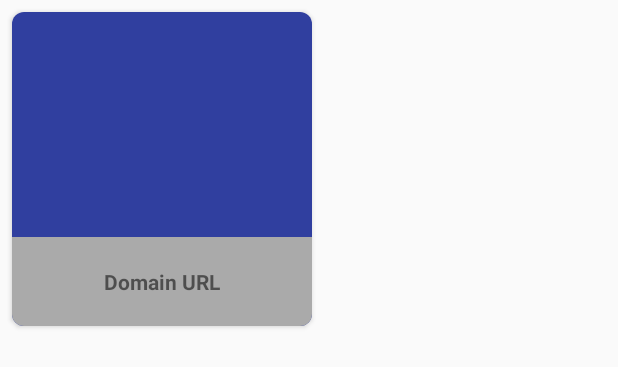
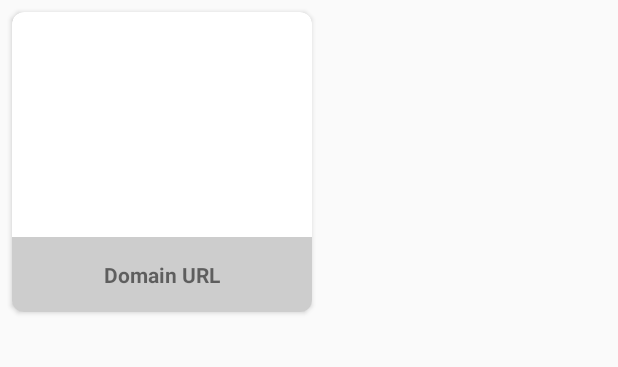
Before and after one commit to Karan0910/LaterPosts, an Android app: the layout item_photo.xml on its own in the app's theme, with its tools: preview values and no code run, on a phone screen of 412 x 824 dp. Shown: the top 367 px of the screen. Run offline under Robolectric (Android 15) with nearby library versions, the phone set to English and light mode, and no system bars; network calls fail.

Commit message:
Post item UI improvements

```diff
--- a/app/src/main/java/later/com/linkinbio/ui/adapter/PhotosAdapter.kt
+++ b/app/src/main/java/later/com/linkinbio/ui/adapter/PhotosAdapter.kt
@@ -37,9 +37,9 @@ class PhotosAdapter(private val onItemClickListener: onItemClickListener) :
                 .into(holder.itemPhotoBinding.imageViewPhoto)
 
         if (post.isViewed)
-            holder.itemPhotoBinding.textDomainUrl.setBackgroundResource(R.color.colorAccent)
+            holder.itemPhotoBinding.textDomainUrl.setBackgroundResource(R.color.whiteSmoke)
         else
-            holder.itemPhotoBinding.textDomainUrl.setBackgroundResource(R.color.cardview_dark_background)
+            holder.itemPhotoBinding.textDomainUrl.setBackgroundResource(R.color.colorGray)
 
 
         holder.itemPhotoBinding.textDomainUrl.text= post.link_url?.toUri()?.authority ?: ""
--- a/app/src/main/res/layout/item_photo.xml
+++ b/app/src/main/res/layout/item_photo.xml
@@ -24,7 +24,6 @@
             android:id="@+id/post_linear_layout"
             android:layout_width="wrap_content"
             android:layout_height="wrap_content"
-            android:background="@color/colorPrimaryDark"
             android:orientation="vertical">
 
             <ImageView
@@ -39,10 +38,10 @@
                 android:layout_height="match_parent"
                 android:text="@string/domain_url"
                 android:gravity="center"
-                android:paddingTop="20dp"
-                android:paddingBottom="20dp"
+                android:paddingTop="15dp"
+                android:paddingBottom="15dp"
                 android:textStyle="bold"
-                android:background="@android:color/darker_gray"
+                android:background="@color/colorGray"
                 />
 
 
--- a/app/src/main/res/values/colors.xml
+++ b/app/src/main/res/values/colors.xml
@@ -1,6 +1,8 @@
 <?xml version="1.0" encoding="utf-8"?>
 <resources>
-    <color name="colorPrimary">#3F51B5</color>
+    <color name="colorPrimary">#FFFFFF</color>
     <color name="colorPrimaryDark">#303F9F</color>
     <color name="colorAccent">#FF4081</color>
+    <color name="colorGray">#B3B8B8B8</color>
+    <color name="whiteSmoke">#F5F5F5</color>
 </resources>
```
